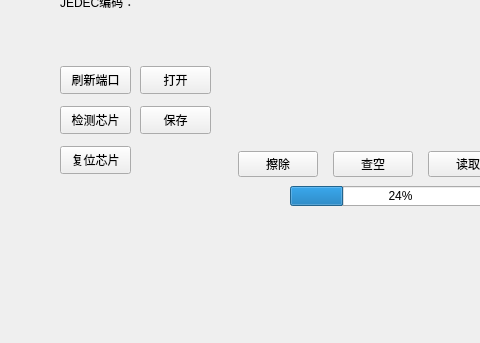
Above: mainwindow.ui from quietvillage/ch341pgr before the change; both pictures show x 0 to 480 and y 257 to 600 of the 880 by 600 pixel window. Below: the same form after it.
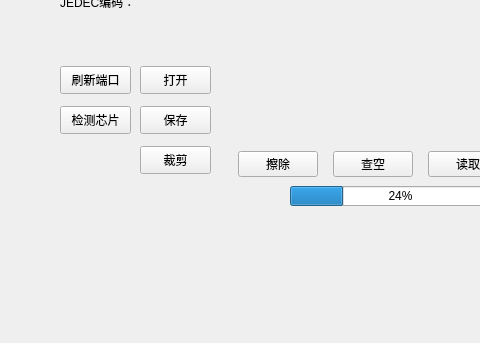
That is the form after the change. Custom widgets are drawn as their Qt base class.

Commit message: 修复错误、卡顿问题，增加内容可裁剪功能

```diff
--- a/mainwindow.ui
+++ b/mainwindow.ui
@@ -241,19 +241,6 @@
          <string>刷新端口</string>
         </property>
        </widget>
-       <widget class="QPushButton" name="btn_reset">
-        <property name="geometry">
-         <rect>
-          <x>0</x>
-          <y>370</y>
-          <width>71</width>
-          <height>28</height>
-         </rect>
-        </property>
-        <property name="text">
-         <string>复位芯片</string>
-        </property>
-       </widget>
        <widget class="QLabel" name="label_code">
         <property name="geometry">
          <rect>
@@ -267,6 +254,22 @@
          <string/>
         </property>
        </widget>
+       <widget class="QPushButton" name="btn_cropping">
+        <property name="enabled">
+         <bool>true</bool>
+        </property>
+        <property name="geometry">
+         <rect>
+          <x>80</x>
+          <y>370</y>
+          <width>71</width>
+          <height>28</height>
+         </rect>
+        </property>
+        <property name="text">
+         <string>裁剪</string>
+        </property>
+       </widget>
       </widget>
      </item>
      <item>
```
Left out of the diff: 12 changed lines with no effect on the pictures. The commit also changes 15 other files.
